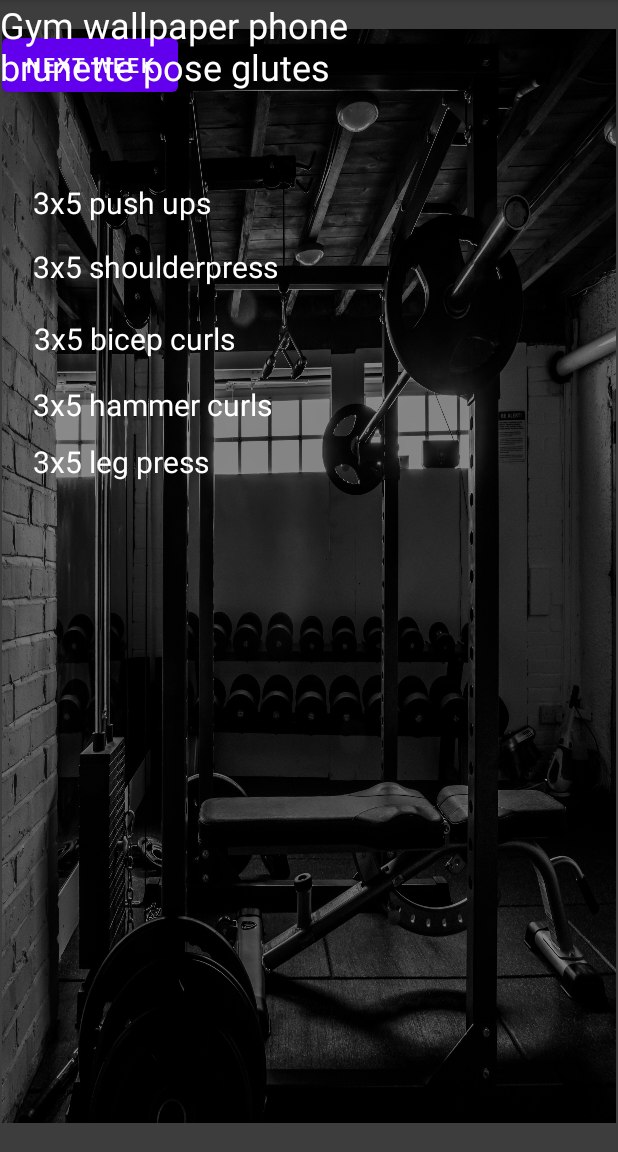
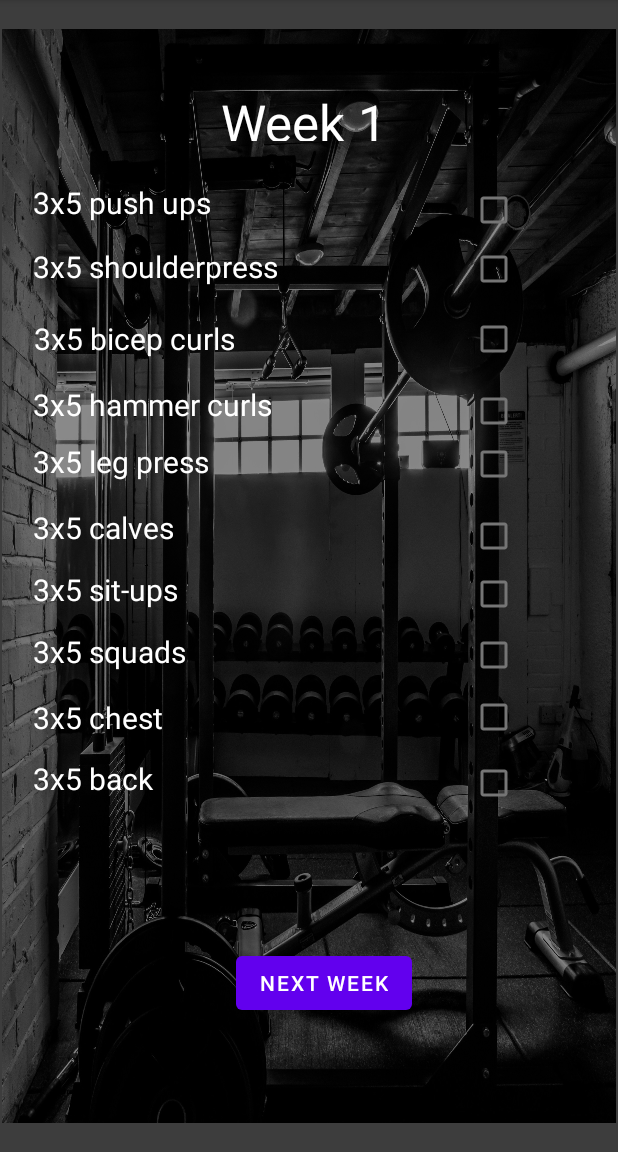
Before and after one commit to 2leaped/PowerPumpapp, an Android app: the gymweek1 screen opened through its navigation route, on a phone screen of 412 x 824 dp, the part 84-1236 px from its top. Run offline under Robolectric (Android 15) with nearby library versions, the phone set to English and light mode, and no system bars.

Commit message:
constraint layout/brightness background/style

```diff
--- a/app/src/main/res/layout/activity_main.xml
+++ b/app/src/main/res/layout/activity_main.xml
@@ -20,14 +20,4 @@
         app:layout_constraintTop_toTopOf="parent"
         app:navGraph="@navigation/navigation" />
 
-    <TextView
-        android:id="@+id/textView29"
-        android:layout_width="316dp"
-        android:layout_height="127dp"
-        android:text="Gym wallpaper phone brunette pose glutes"
-        android:textColor="#FFFFFF"
-        android:textSize="24sp"
-        tools:layout_editor_absoluteX="184dp"
-        tools:layout_editor_absoluteY="664dp" />
-
 </androidx.constraintlayout.widget.ConstraintLayout>
--- a/app/src/main/res/layout/fragment_gymweek1.xml
+++ b/app/src/main/res/layout/fragment_gymweek1.xml
@@ -22,29 +22,45 @@
             android:text="3x5 chest"
             android:textColor="#FFFFFF"
             android:textSize="20sp"
-            tools:layout_editor_absoluteX="21dp"
-            tools:layout_editor_absoluteY="474dp" />
+            app:layout_constraintBottom_toBottomOf="parent"
+            app:layout_constraintEnd_toEndOf="parent"
+            app:layout_constraintHorizontal_bias="0.127"
+            app:layout_constraintStart_toStartOf="parent"
+            app:layout_constraintTop_toTopOf="parent"
+            app:layout_constraintVertical_bias="0.64" />
 
         <CheckBox
             android:id="@+id/checkBox7"
             android:layout_width="wrap_content"
             android:layout_height="wrap_content"
-            tools:layout_editor_absoluteX="305dp"
-            tools:layout_editor_absoluteY="96dp" />
+            app:layout_constraintBottom_toBottomOf="parent"
+            app:layout_constraintEnd_toEndOf="parent"
+            app:layout_constraintHorizontal_bias="0.835"
+            app:layout_constraintStart_toStartOf="parent"
+            app:layout_constraintTop_toTopOf="parent"
+            app:layout_constraintVertical_bias="0.142" />
 
         <CheckBox
             android:id="@+id/checkBox8"
             android:layout_width="wrap_content"
             android:layout_height="wrap_content"
-            tools:layout_editor_absoluteX="304dp"
-            tools:layout_editor_absoluteY="367dp" />
+            app:layout_constraintBottom_toBottomOf="parent"
+            app:layout_constraintEnd_toEndOf="parent"
+            app:layout_constraintHorizontal_bias="0.835"
+            app:layout_constraintStart_toStartOf="parent"
+            app:layout_constraintTop_toTopOf="parent"
+            app:layout_constraintVertical_bias="0.517" />
 
         <CheckBox
             android:id="@+id/checkBox"
             android:layout_width="wrap_content"
             android:layout_height="wrap_content"
-            tools:layout_editor_absoluteX="304dp"
-            tools:layout_editor_absoluteY="319dp" />
+            app:layout_constraintBottom_toBottomOf="parent"
+            app:layout_constraintEnd_toEndOf="parent"
+            app:layout_constraintHorizontal_bias="0.835"
+            app:layout_constraintStart_toStartOf="parent"
+            app:layout_constraintTop_toTopOf="parent"
+            app:layout_constraintVertical_bias="0.46" />
 
         <TextView
             android:id="@+id/textView17"
@@ -53,15 +69,23 @@
             android:text="3x5 squads"
             android:textColor="#FFFFFF"
             android:textSize="20sp"
-            tools:layout_editor_absoluteX="22dp"
-            tools:layout_editor_absoluteY="426dp" />
+            app:layout_constraintBottom_toBottomOf="parent"
+            app:layout_constraintEnd_toEndOf="parent"
+            app:layout_constraintHorizontal_bias="0.127"
+            app:layout_constraintStart_toStartOf="parent"
+            app:layout_constraintTop_toTopOf="parent"
+            app:layout_constraintVertical_bias="0.577" />
 
         <CheckBox
             android:id="@+id/checkBox3"
             android:layout_width="wrap_content"
             android:layout_height="wrap_content"
-            tools:layout_editor_absoluteX="305dp"
-            tools:layout_editor_absoluteY="193dp" />
+            app:layout_constraintBottom_toBottomOf="parent"
+            app:layout_constraintEnd_toEndOf="parent"
+            app:layout_constraintHorizontal_bias="0.835"
+            app:layout_constraintStart_toStartOf="parent"
+            app:layout_constraintTop_toTopOf="parent"
+            app:layout_constraintVertical_bias="0.268" />
 
         <TextView
             android:id="@+id/textView24"
@@ -70,29 +94,45 @@
             android:text="3x5 back"
             android:textColor="#FFFFFF"
             android:textSize="20sp"
-            tools:layout_editor_absoluteX="21dp"
-            tools:layout_editor_absoluteY="520dp" />
+            app:layout_constraintBottom_toBottomOf="parent"
+            app:layout_constraintEnd_toEndOf="parent"
+            app:layout_constraintHorizontal_bias="0.127"
+            app:layout_constraintStart_toStartOf="parent"
+            app:layout_constraintTop_toTopOf="parent"
+            app:layout_constraintVertical_bias="0.698" />
 
         <CheckBox
             android:id="@+id/checkBox5"
             android:layout_width="wrap_content"
             android:layout_height="wrap_content"
-            tools:layout_editor_absoluteX="305dp"
-            tools:layout_editor_absoluteY="282dp" />
+            app:layout_constraintBottom_toBottomOf="parent"
+            app:layout_constraintEnd_toEndOf="parent"
+            app:layout_constraintHorizontal_bias="0.835"
+            app:layout_constraintStart_toStartOf="parent"
+            app:layout_constraintTop_toTopOf="parent"
+            app:layout_constraintVertical_bias="0.39" />
 
         <CheckBox
             android:id="@+id/checkBox12"
             android:layout_width="wrap_content"
             android:layout_height="wrap_content"
-            tools:layout_editor_absoluteX="304dp"
-            tools:layout_editor_absoluteY="472dp" />
+            app:layout_constraintBottom_toBottomOf="parent"
+            app:layout_constraintEnd_toEndOf="parent"
+            app:layout_constraintHorizontal_bias="0.835"
+            app:layout_constraintStart_toStartOf="parent"
+            app:layout_constraintTop_toTopOf="parent"
+            app:layout_constraintVertical_bias="0.637" />
 
         <CheckBox
             android:id="@+id/checkBox2"
             android:layout_width="wrap_content"
             android:layout_height="wrap_content"
-            tools:layout_editor_absoluteX="304dp"
-            tools:layout_editor_absoluteY="145dp" />
+            app:layout_constraintBottom_toBottomOf="parent"
+            app:layout_constraintEnd_toEndOf="parent"
+            app:layout_constraintHorizontal_bias="0.835"
+            app:layout_constraintStart_toStartOf="parent"
+            app:layout_constraintTop_toTopOf="parent"
+            app:layout_constraintVertical_bias="0.199" />
 
         <TextView
             android:id="@+id/textView10"
@@ -126,8 +166,12 @@
             android:id="@+id/checkBox13"
             android:layout_width="wrap_content"
             android:layout_height="wrap_content"
-            tools:layout_editor_absoluteX="304dp"
-            tools:layout_editor_absoluteY="520dp" />
+            app:layout_constraintBottom_toBottomOf="parent"
+            app:layout_constraintEnd_toEndOf="parent"
+            app:layout_constraintHorizontal_bias="0.835"
+            app:layout_constraintStart_toStartOf="parent"
+            app:layout_constraintTop_toTopOf="parent"
+            app:layout_constraintVertical_bias="0.702" />
 
         <TextView
             android:id="@+id/textView9"
@@ -136,8 +180,12 @@
             android:text="3x5 calves"
             android:textColor="#FFFFFF"
             android:textSize="20sp"
-            tools:layout_editor_absoluteX="21dp"
-            tools:layout_editor_absoluteY="330dp" />
+            app:layout_constraintBottom_toBottomOf="parent"
+            app:layout_constraintEnd_toEndOf="parent"
+            app:layout_constraintHorizontal_bias="0.127"
+            app:layout_constraintStart_toStartOf="parent"
+            app:layout_constraintTop_toTopOf="parent"
+            app:layout_constraintVertical_bias="0.458" />
 
         <TextView
             android:id="@+id/textView13"
@@ -158,8 +206,12 @@
             android:layout_width="wrap_content"
             android:layout_height="wrap_content"
             android:text="next week"
-            tools:layout_editor_absoluteX="146dp"
-            tools:layout_editor_absoluteY="646dp" />
+            app:layout_constraintBottom_toBottomOf="parent"
+            app:layout_constraintEnd_toEndOf="parent"
+            app:layout_constraintHorizontal_bias="0.53"
+            app:layout_constraintStart_toStartOf="parent"
+            app:layout_constraintTop_toTopOf="parent"
+            app:layout_constraintVertical_bias="0.897" />
 
         <TextView
             android:id="@+id/textView8"
@@ -182,22 +234,34 @@
             android:text="Week 1"
             android:textColor="#FFFFFF"
             android:textSize="34sp"
-            tools:layout_editor_absoluteX="159dp"
-            tools:layout_editor_absoluteY="40dp" />
+            app:layout_constraintBottom_toBottomOf="parent"
+            app:layout_constraintEnd_toEndOf="parent"
+            app:layout_constraintHorizontal_bias="0.912"
+            app:layout_constraintStart_toStartOf="parent"
+            app:layout_constraintTop_toTopOf="parent"
+            app:layout_constraintVertical_bias="0.057" />
 
         <CheckBox
             android:id="@+id/checkBox4"
             android:layout_width="wrap_content"
             android:layout_height="wrap_content"
-            tools:layout_editor_absoluteX="305dp"
-            tools:layout_editor_absoluteY="237dp" />
+            app:layout_constraintBottom_toBottomOf="parent"
+            app:layout_constraintEnd_toEndOf="parent"
+            app:layout_constraintHorizontal_bias="0.835"
+            app:layout_constraintStart_toStartOf="parent"
+            app:layout_constraintTop_toTopOf="parent"
+            app:layout_constraintVertical_bias="0.338" />
 
         <CheckBox
             android:id="@+id/checkBox9"
             android:layout_width="wrap_content"
             android:layout_height="wrap_content"
-            tools:layout_editor_absoluteX="304dp"
-            tools:layout_editor_absoluteY="415dp" />
+            app:layout_constraintBottom_toBottomOf="parent"
+            app:layout_constraintEnd_toEndOf="parent"
+            app:layout_constraintHorizontal_bias="0.835"
+            app:layout_constraintStart_toStartOf="parent"
+            app:layout_constraintTop_toTopOf="parent"
+            app:layout_constraintVertical_bias="0.577" />
 
         <TextView
             android:id="@+id/textView16"
@@ -206,8 +270,12 @@
             android:text="3x5 sit-ups"
             android:textColor="#FFFFFF"
             android:textSize="20sp"
-            tools:layout_editor_absoluteX="22dp"
-            tools:layout_editor_absoluteY="378dp" />
+            app:layout_constraintBottom_toBottomOf="parent"
+            app:layout_constraintEnd_toEndOf="parent"
+            app:layout_constraintHorizontal_bias="0.127"
+            app:layout_constraintStart_toStartOf="parent"
+            app:layout_constraintTop_toTopOf="parent"
+            app:layout_constraintVertical_bias="0.517" />
 
         <TextView
             android:id="@+id/textView15"
```
